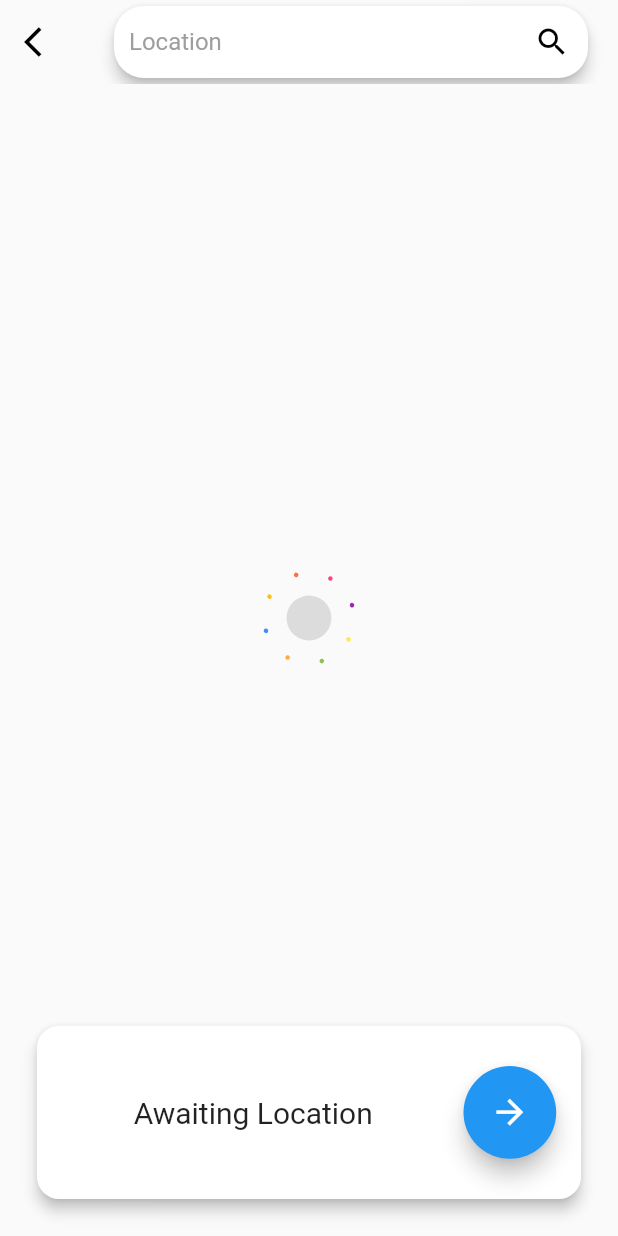
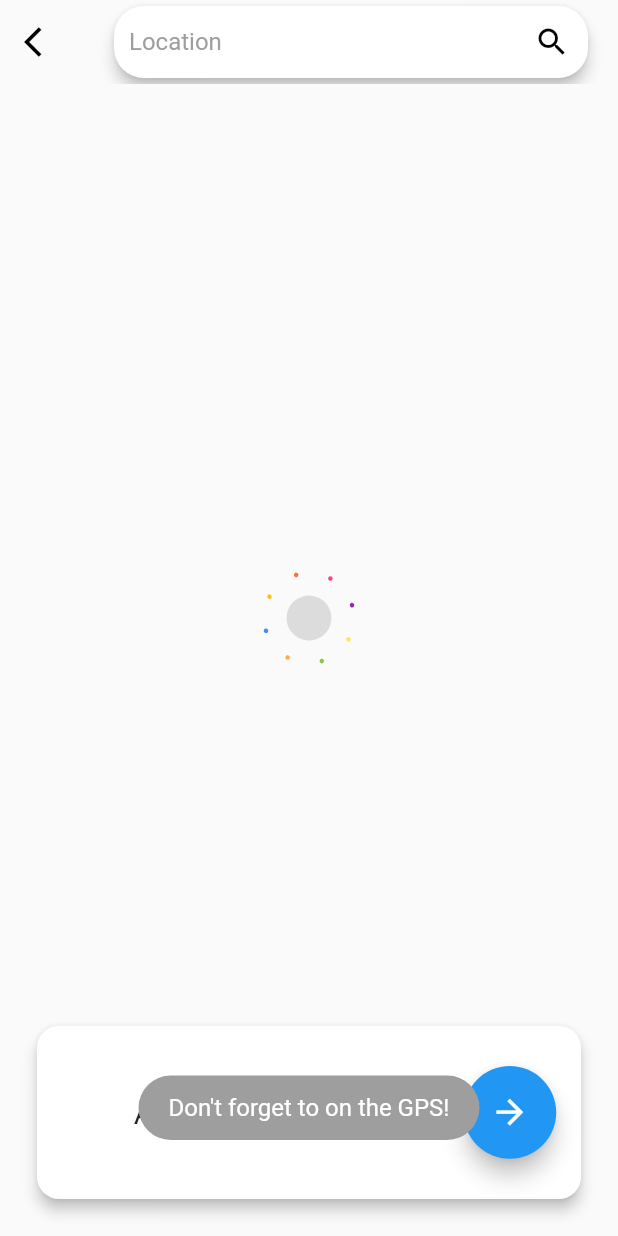
Before and after one commit to abhinavmarwaha/wrotto-app, a Flutter app: the NewEntryScreen screen opened directly, after a tap on the "navigation" icon, on a phone screen of 412 x 824 dp. Run offline on Flutter 3.47's test engine with Material 2 defaults, Android fonts, the phone set to English and light mode, and no system bars; our stand-ins replace file_picker, fl_chart, flutter_map, fluttertoast, latlong, local_auth and 5 more; missing offline and left inert: gps, osm_nominatim; accounts and stored records are empty.

```diff
--- a/lib/screens/entries_screen/new_entry_screen.dart
+++ b/lib/screens/entries_screen/new_entry_screen.dart
@@ -5,7 +5,7 @@ import 'package:flutter/cupertino.dart';
 import 'package:flutter/material.dart';
 // import 'package:gps/gps.dart';
 import 'package:latlong/latlong.dart';
-import 'package:location/location.dart';
+// import 'package:location/location.dart';
 import 'package:osm_nominatim/osm_nominatim.dart';
 import 'package:provider/provider.dart';
 import 'package:wrotto/location/picker.dart';
@@ -70,17 +70,17 @@ class _NewEntryScreenState extends State<NewEntryScreen> {
     //   print(e);
     // }
     // print('location2');
-    var location = Location();
-    bool enabled = await location.serviceEnabled();
-    if (!enabled) {
-      bool gotEnabled = await location.requestService();
-      if (!gotEnabled) {
-        Utilities.showToast("You have to enable GPS");
-        return;
-      }
-    }
+    // var location = Location();
+    // bool enabled = await location.serviceEnabled();
+    // if (!enabled) {
+    //   bool gotEnabled = await location.requestService();
+    //   if (!gotEnabled) {
+    //     Utilities.showToast("You have to enable GPS");
+    //     return;
+    //   }
+    // }
 
-    // Utilities.showInfoToast("Don't forget to on the GPS!");
+    Utilities.showInfoToast("Don't forget to on the GPS!");
 
     Map result = await showDialog(
         context: context,
--- a/pubspec.yaml
+++ b/pubspec.yaml
@@ -24,7 +24,7 @@ dependencies:
   flutter_map: ^0.9.0
   # nominatim_location_picker: ^0.1.0+7 # depends on geolocator
   osm_nominatim: ^1.0.1
-  location: ^3.2.4
+  # location: ^3.2.4 # depends on GMS
   gps: ^0.1.1
   latlong: ^0.6.1
 
```
Also changed, not shown: pubspec.lock.
